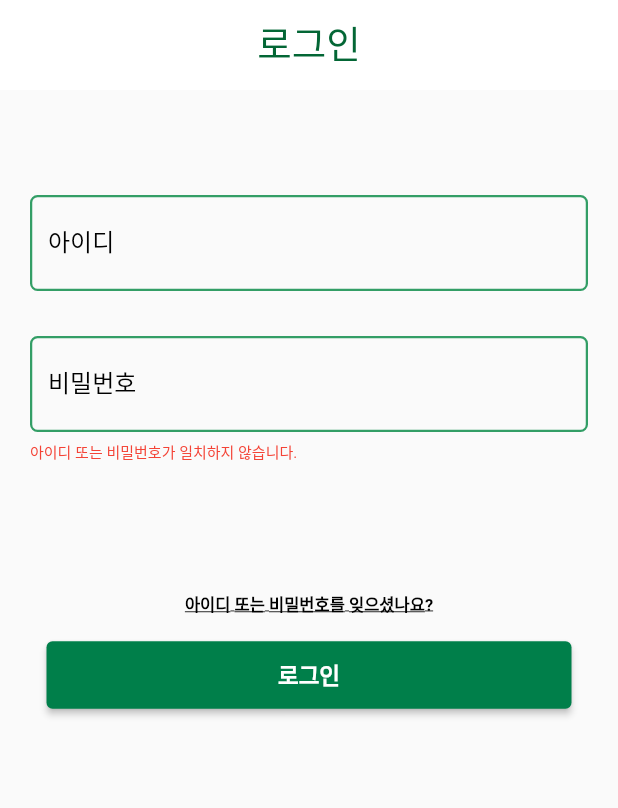
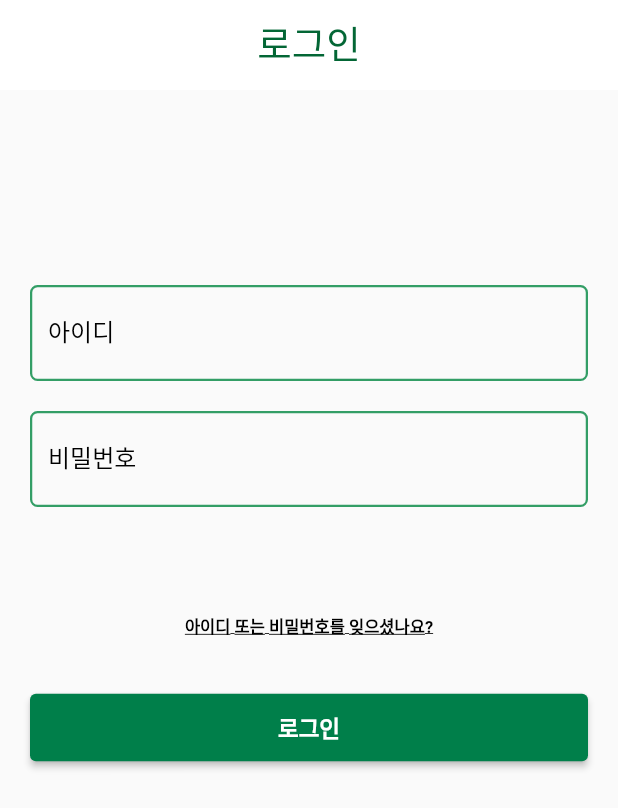
Before and after one commit to Walkreen/Frontend, a Flutter app: the screen it shows after launch, after a tap on "로그인", on a phone screen of 412 x 824 dp. Shown: the top 808 px of the screen. Run offline on Flutter 3.47's test engine with Material 2 defaults, Android fonts, the phone set to English and light mode, and no system bars.

Commit message:
code refactoring

```diff
--- a/lib/auto/LoginPage.dart
+++ b/lib/auto/LoginPage.dart
@@ -1,3 +1,5 @@
+import 'package:capstone/data/my_button.dart';
+import 'package:capstone/data/my_textField.dart';
 import 'package:flutter/material.dart';
 
 class LoginPage extends StatefulWidget {
@@ -8,6 +10,10 @@ class LoginPage extends StatefulWidget {
 }
 
 class _LoginPageState extends State<LoginPage> {
+  //controller 선언부분
+  TextEditingController controllerID = TextEditingController();
+  TextEditingController controllerPWD = TextEditingController();
+
   @override
   Widget build(BuildContext context) {
     return Scaffold(
@@ -23,7 +29,12 @@ class _LoginPageState extends State<LoginPage> {
             elevation: 0.0,
           ),
         ),
-        body: SingleChildScrollView(
+        body: GestureDetector(
+          //화면의 빈 공간을 클릭하면 키보드가 사라지게 구현
+          onTap: () {
+            FocusScope.of(context).unfocus();
+          },
+          child: SingleChildScrollView(
             child: Column(
               children: [
                 Padding(padding: EdgeInsets.only(top: 50.0)),
@@ -33,69 +44,36 @@ class _LoginPageState extends State<LoginPage> {
                     child: Column(
                       crossAxisAlignment: CrossAxisAlignment.start,
                       children: [
-                      TextField(
+                        SizedBox(
+                          height: 60.0,
+                        ),
                         //아이디 입력 부분
-                        decoration: InputDecoration(
-                          labelText: '아이디',
-                          labelStyle: TextStyle(color: Colors.black),
-                          hintText: '아이디를 입력하시오',
-                          focusedBorder: OutlineInputBorder(
-                            borderRadius:
-                                BorderRadius.all(Radius.circular(5.0)),
-                            borderSide:
-                                BorderSide(width: 1, color: Colors.redAccent),
+                        MyTextField(
+                            name: '아이디',
+                            text: '아이디를 입력하시오',
+                            keyboard: TextInputType.text,
+                            controller: controllerID,),
+
+                        SizedBox(
+                          height: 20.0,
                         ),
-                          enabledBorder: OutlineInputBorder(
-                            borderRadius:
-                                BorderRadius.all(Radius.circular(5.0)),
-                            borderSide: BorderSide(
-                              width: 1.5,
-                              color: Color(0xFF339E66),
-                            ),
-                          ),
-                        ),
-                        keyboardType: TextInputType.text,
-                      ),
-                      SizedBox(
-                        height: 30.0,
-                      ),
-                      TextField(
                         //비밀번호 입력 부분
-                        decoration: InputDecoration(
-                          labelText: '비밀번호',
-                          labelStyle: TextStyle(color: Colors.black),
-                          hintText: '비밀번호를 입력하시오',
-                          focusedBorder: OutlineInputBorder(
-                            borderRadius:
-                                BorderRadius.all(Radius.circular(5.0)),
-                            borderSide:
-                                BorderSide(width: 1, color: Colors.redAccent),
-                          ),
-                          enabledBorder: OutlineInputBorder(
-                            borderRadius:
-                                BorderRadius.all(Radius.circular(5.0)),
-                            borderSide: BorderSide(
-                              width: 1.5,
-                              color: Color(0xFF339E66),
-                            ),
-                          ),
-                        ),
-                        keyboardType: TextInputType.text,
+                        MyTextField(
+                          name: '비밀번호',
+                          text: '비밀번호를 입력하시오',
+                          keyboard: TextInputType.text,
+                          controller: controllerPWD,
                           obscureText: true,
                         ),
                         SizedBox(
                           height: 5.0,
-                      ),
-                      Text(
-                        '아이디 또는 비밀번호가 일치하지 않습니다.',
-                        style: TextStyle(color: Colors.red, fontSize: 10.0),
                         ),
                       ],
                     ),
                   ),
                 ),
                 SizedBox(
-                height: 50.0,
+                  height: 30.0,
                 ),
                 ButtonTheme(
                   // 아이디･비밀번호 찾기로 이동하는 페이지
@@ -113,23 +91,59 @@ class _LoginPageState extends State<LoginPage> {
                     ),
                   ),
                 ),
-              ButtonTheme(
-                // 로그인 버튼 구현
-                child: ElevatedButton(
-                  onPressed: () {},
-                  child: Text(
-                    '로그인',
-                    style:
-                        TextStyle(fontSize: 15.0, fontWeight: FontWeight.bold),
+                Padding(
+                  padding: EdgeInsets.all(20.0),
+                  child: MyButton(
+                      buttonName: '로그인',
+                      onPressed: () {
+                        if (controllerID.text == 'capstone' &&
+                            controllerPWD.text == '1234') {
+                        } else if (controllerID.text == 'capstone' &&
+                            controllerPWD.text != '1234') {
+                          showSnackBar2(context);
+                        } else if (controllerID.text != 'capstone' &&
+                            controllerPWD.text == '1234') {
+                          showSnackBar3(context);
+                        } else {
+                          showSnackBar(context);
+                        }
+                      },),
                 ),
-                  style: ElevatedButton.styleFrom(
-                    primary: Color(0xFF007F4A),
-                    minimumSize: Size(350, 45),
+              ],
             ),
-                ),
-              )
-            ],
           ),
         ));
   }
 }
+
+void showSnackBar(BuildContext context) {
+  ScaffoldMessenger.of(context).showSnackBar(SnackBar(
+    content: Text(
+      '로그인 정보를 확인하세요',
+      textAlign: TextAlign.center,
+    ),
+    duration: Duration(seconds: 2),
+    backgroundColor: Color(0xFF036635),
+  ));
+}
+
+void showSnackBar2(BuildContext context) {
+  ScaffoldMessenger.of(context).showSnackBar(SnackBar(
+    content: Text(
+      '비밀번호가 일치하지 않습니다.',
+      textAlign: TextAlign.center,
+    ),
+    duration: Duration(seconds: 2),
+    backgroundColor: Color(0xFF036635),
+  ));
+}
+
+void showSnackBar3(BuildContext context) {
+  ScaffoldMessenger.of(context).showSnackBar(SnackBar(
+      content: Text(
+        '아이디가 일치하지 않습니다',
+        textAlign: TextAlign.center,
+      ),
+      duration: Duration(seconds: 2),
+      backgroundColor: Color(0xFF036635)));
+}
--- a/lib/data/my_button.dart
+++ b/lib/data/my_button.dart
@@ -0,0 +1,25 @@
+import 'package:flutter/material.dart';
+
+class MyButton extends StatelessWidget {
+  final String buttonName;
+  final VoidCallback onPressed;
+
+  MyButton({required this.buttonName, required this.onPressed});
+
+  @override
+  Widget build(BuildContext context) {
+    return ButtonTheme(
+      child: ElevatedButton(
+        onPressed: onPressed,
+        child: Text(
+          buttonName,
+          style: TextStyle(fontSize: 15.0, fontWeight: FontWeight.bold),
+        ),
+        style: ElevatedButton.styleFrom(
+          primary: Color(0xFF007F4A),
+          minimumSize: Size(400, 45),
+        ),
+      ),
+    );
+  }
+}
--- a/lib/data/my_textField.dart
+++ b/lib/data/my_textField.dart
@@ -0,0 +1,42 @@
+import 'package:flutter/material.dart';
+
+class MyTextField extends StatelessWidget {
+  final String name;
+  final String text;
+  final TextInputType keyboard;
+  final TextEditingController controller;
+  bool obscureText;
+
+  MyTextField(
+      {required this.name,
+        required this.text,
+        required this.keyboard,
+        required this.controller,
+        this.obscureText= false,
+      });
+
+  @override
+  Widget build(BuildContext context) {
+    return TextField(
+      controller: controller,
+      decoration: InputDecoration(
+        labelText: name,
+        labelStyle: TextStyle(color: Colors.black),
+        hintText: text,
+        focusedBorder: OutlineInputBorder(
+          borderRadius: BorderRadius.all(Radius.circular(5.0)),
+          borderSide: BorderSide(width: 1, color: Colors.redAccent),
+        ),
+        enabledBorder: OutlineInputBorder(
+          borderRadius: BorderRadius.all(Radius.circular(5.0)),
+          borderSide: BorderSide(
+            width: 1.5,
+            color: Color(0xFF339E66),
+          ),
+        ),
+      ),
+      keyboardType: keyboard,
+      obscureText: obscureText,
+    );
+  }
+}
```
Also changed, not shown: lib/auto/FindingPage.dart (+37 -82 lines). Lines whose indentation alone changed are shown as unchanged.
